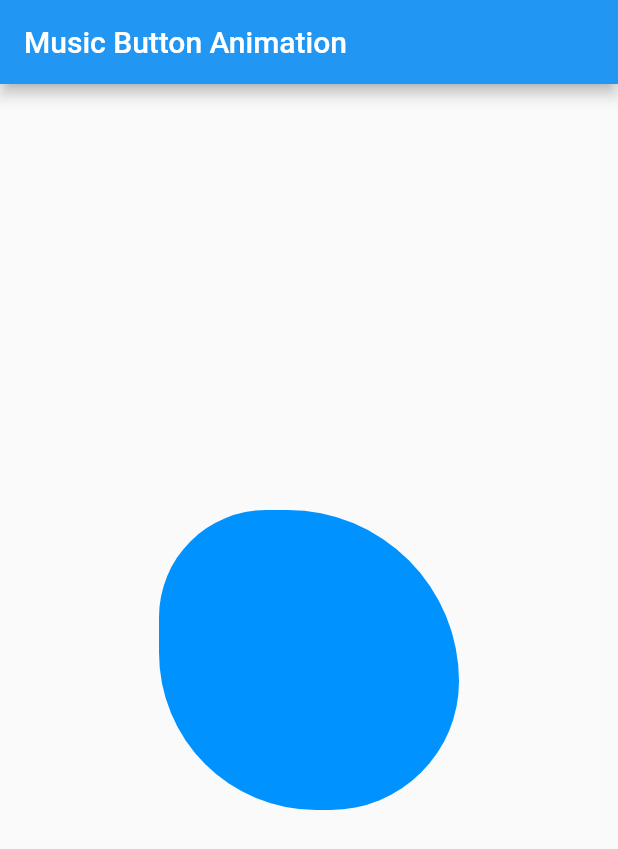
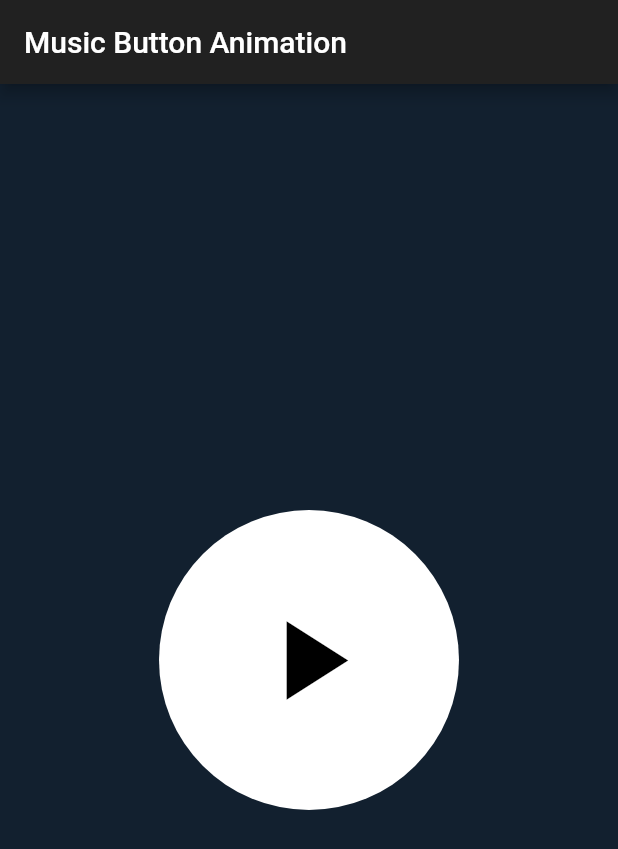
Before and after one commit to EhsanTgv/MusicButtonAnimationTest, a Flutter app: the screen it shows after launch, on a phone screen of 412 x 824 dp. Shown: the top 849 px of the screen. Run offline on Flutter 3.47's test engine with Material 2 defaults, Android fonts, the phone set to English and light mode, and no system bars.

Commit message:
Implement play button

```diff
--- a/lib/main.dart
+++ b/lib/main.dart
@@ -1,6 +1,7 @@
 import 'package:flutter/material.dart';
 
 import 'blob.dart';
+import 'play_button_basic.dart';
 
 void main() => runApp(MyApp());
 
@@ -9,9 +10,8 @@ class MyApp extends StatelessWidget {
   Widget build(BuildContext context) {
     return MaterialApp(
       title: 'Music Button Animation',
-      theme: ThemeData(
-        primarySwatch: Colors.blue,
-      ),
+      theme: ThemeData.dark()
+          .copyWith(scaffoldBackgroundColor: Color.fromARGB(255, 18, 32, 47)),
       home: MyHomePage(),
       debugShowCheckedModeBanner: false,
     );
@@ -35,10 +35,10 @@ class _MyHomePageState extends State<MyHomePage> {
           child: SizedBox(
             height: 200,
             width: 200,
-            child: Blob(
-              color: Color(0xff0092ff), // color blue
-              scale: 1,
-              rotation: 0,
+            child: PlayButton(
+              pauseIcon: Icon(Icons.pause, color: Colors.black, size: 90),
+              playIcon: Icon(Icons.play_arrow, color: Colors.black, size: 90),
+              onPressed: () {},
             ),
           ),
         ),
--- /dev/null
+++ b/lib/play_button_basic.dart
@@ -0,0 +1,79 @@
+import 'package:flutter/material.dart';
+
+import 'blob.dart';
+
+class PlayButton extends StatefulWidget {
+  final bool initialIsPlaying;
+  final Icon playIcon;
+  final Icon pauseIcon;
+  final VoidCallback onPressed;
+
+  PlayButton({
+    @required this.onPressed,
+    this.initialIsPlaying = false,
+    this.playIcon = const Icon(Icons.play_arrow),
+    this.pauseIcon = const Icon(Icons.pause),
+  }) : assert(onPressed != null);
+
+  @override
+  _PlayButtonState createState() => _PlayButtonState();
+}
+
+class _PlayButtonState extends State<PlayButton> {
+  bool isPlaying;
+
+  double _rotation = 0;
+  double _scale = 0.85;
+
+  @override
+  void initState() {
+    isPlaying = widget.initialIsPlaying;
+    super.initState();
+  }
+
+  void _onToggle() {
+    setState(() {
+      isPlaying = !isPlaying;
+      _scale = _scale == 1 ? .85 : 1;
+    });
+    widget.onPressed();
+  }
+
+  @override
+  Widget build(BuildContext context) {
+    return ConstrainedBox(
+      constraints: BoxConstraints(minWidth: 48, minHeight: 48),
+      child: Stack(
+        alignment: Alignment.center,
+        children: [
+          Blob(
+            color: Color(0xff0092ff), // color blue
+            scale: _scale,
+            rotation: _rotation,
+          ),
+          Blob(
+            color: Color(0xff4ac7b7), // color green
+            scale: _scale,
+            rotation: _rotation * 2 - 30, // offset angle from _rotation
+          ),
+          Blob(
+            color: Color(0xffa4a6f6), // color purple
+            scale: _scale,
+            rotation: _rotation * 3 - 45, // offset angle from _rotation
+          ),
+          Container(
+            constraints: BoxConstraints.expand(),
+            child: IconButton(
+              icon: isPlaying ? widget.pauseIcon : widget.playIcon,
+              onPressed: _onToggle,
+            ),
+            decoration: BoxDecoration(
+              shape: BoxShape.circle,
+              color: Colors.white,
+            ),
+          ),
+        ],
+      ),
+    );
+  }
+}
```
